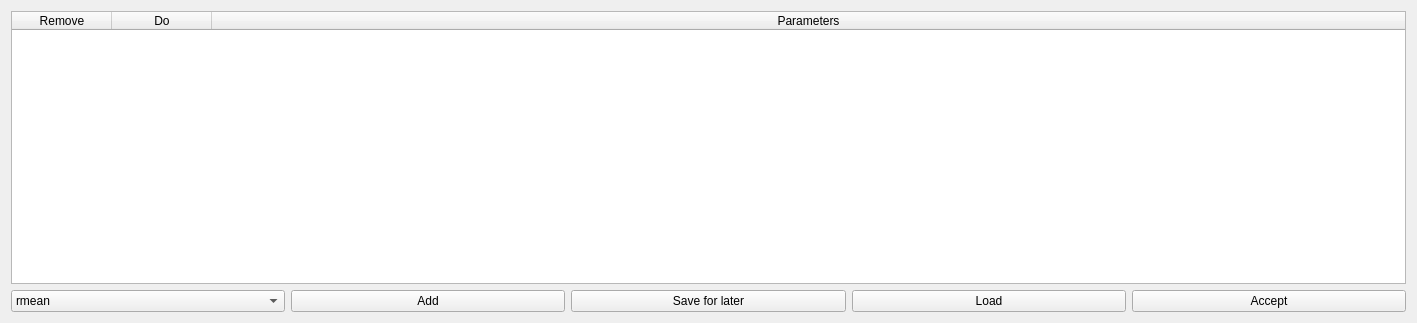
ProjectISP/ISP, file isp/resources/designer_uis/parameters.ui: the form before one commit.
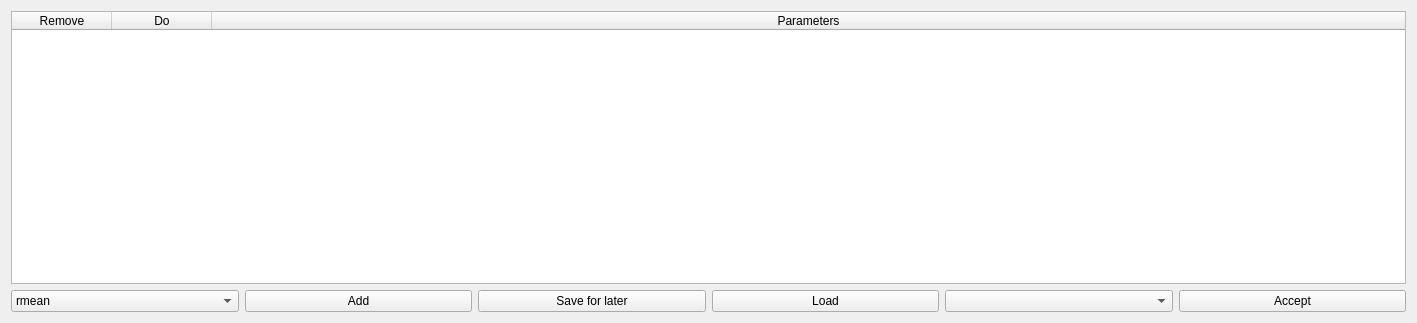
The form after the commit.

Commit message: Modified macro GUI. Add check stations in Bayesian Isola (needs to be reviewed)

Patch:
```diff
--- a/isp/resources/designer_uis/parameters.ui
+++ b/isp/resources/designer_uis/parameters.ui
@@ -126,6 +126,9 @@
        </property>
       </widget>
      </item>
+     <item>
+      <widget class="QComboBox" name="macrosselectCB"/>
+     </item>
      <item>
       <widget class="QPushButton" name="accept_Btn">
        <property name="text">
```
The commit also changes 5 other files.
